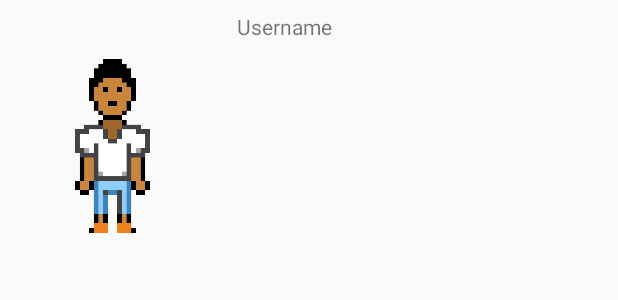
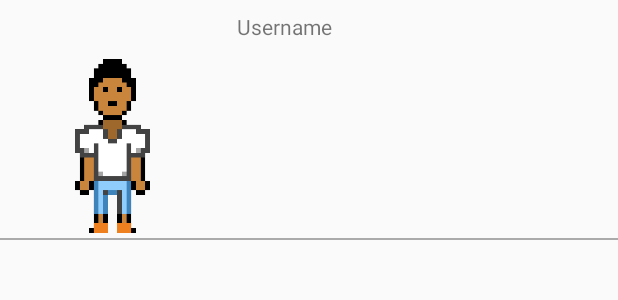
Before and after one commit to 6gav/StepCounter, an Android app: the layout layout_friend_holder.xml on its own in the app's theme, with its tools: preview values and no code run, on a phone screen of 412 x 824 dp. Shown: the top 300 px of the screen. Run offline under Robolectric (Android 15) with nearby library versions, the phone set to English and light mode, and no system bars.

Commit message:
Friends List Activity now displays friends

```diff
--- a/app/src/main/res/layout/layout_friend_holder.xml
+++ b/app/src/main/res/layout/layout_friend_holder.xml
@@ -4,8 +4,9 @@
     xmlns:app="http://schemas.android.com/apk/res-auto"
     xmlns:tools="http://schemas.android.com/tools"
     android:layout_width="match_parent"
-    android:layout_height="match_parent"
+    android:layout_height="wrap_content"
     android:id="@+id/FriendListLayout">
+
 
     <ImageView
         android:id="@+id/friendBodyImageView"
@@ -61,4 +62,12 @@
         app:layout_constraintEnd_toEndOf="parent"
         app:layout_constraintStart_toEndOf="@+id/friendBodyImageView"
         app:layout_constraintTop_toTopOf="parent" />
+
+    <View
+        android:layout_width="match_parent"
+        android:layout_height="1dp"
+        android:background="@android:color/darker_gray"
+        app:layout_constraintBottom_toBottomOf="@+id/friendFootImageView"
+        app:layout_constraintEnd_toEndOf="parent"
+        app:layout_constraintStart_toStartOf="parent" />
 </android.support.constraint.ConstraintLayout>
```
Also changed, not shown: app/src/main/java/com/usfit/stepcounter/FriendListRecycleAdapter.java (+25 -2 lines), app/src/main/java/com/usfit/stepcounter/FriendsListActivity.java (+27 -1 lines), app/src/main/res/layout/activity_friends_list.xml (+5 -3 lines).
